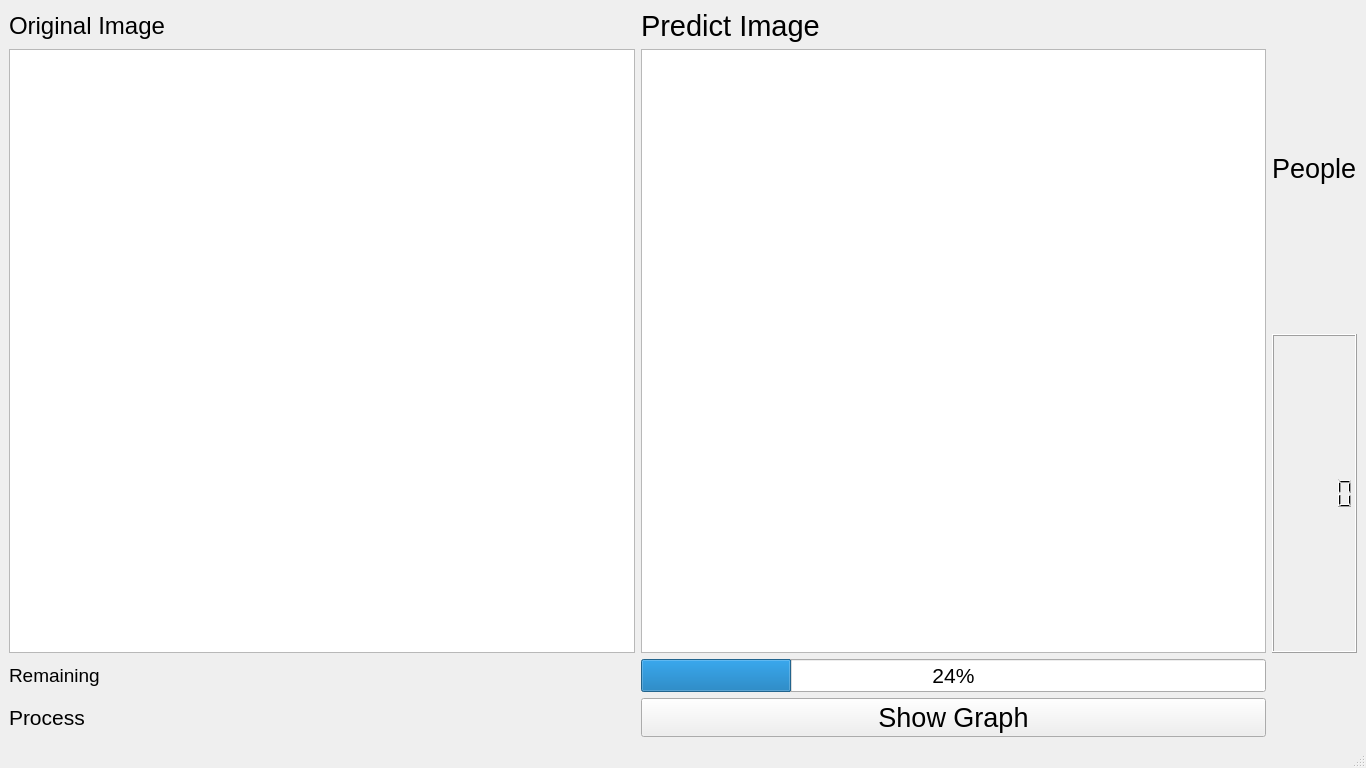
First picture: the form in GUI/test-process.ui, repository mossZmossZ/basketball-court-crowd-counting, before the edit.
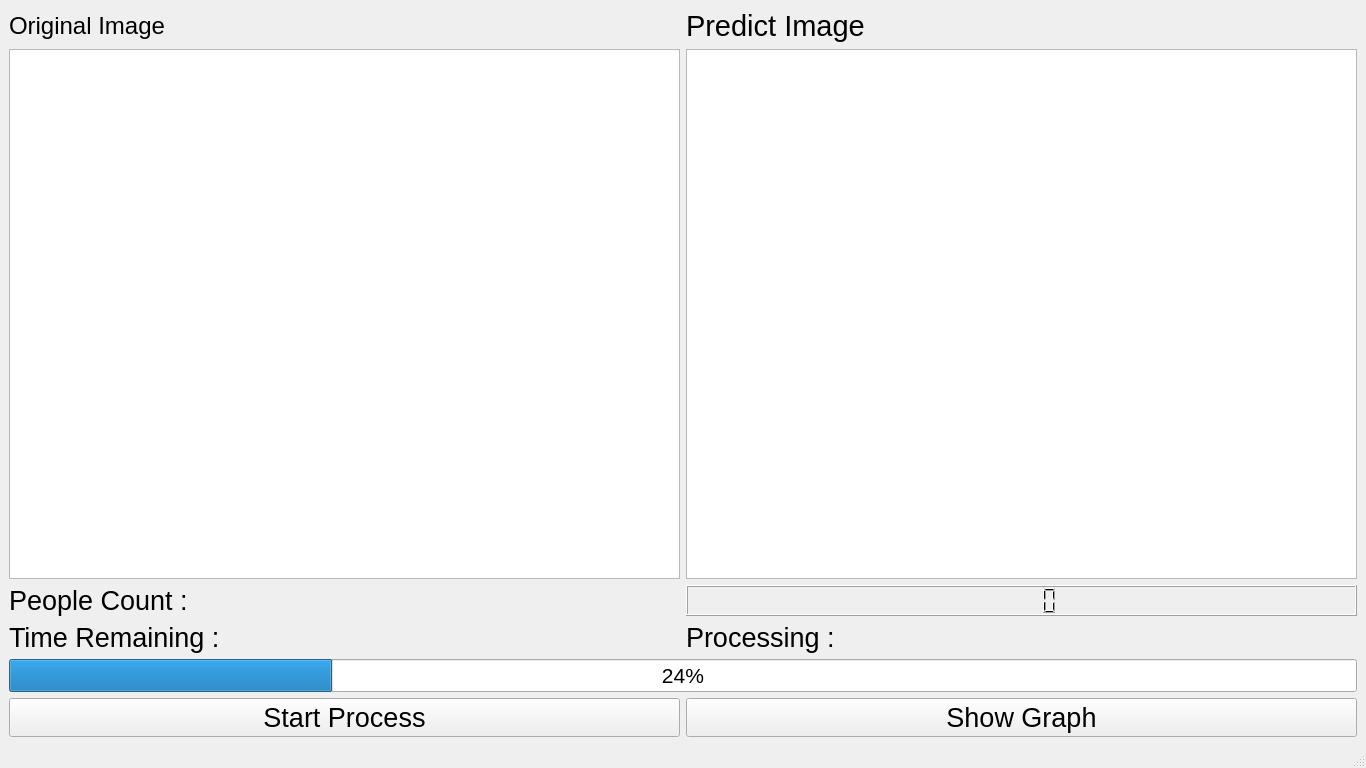
Second picture: the form after the edit.

Commit message: Update GUI and redirect multiple model

```diff
--- a/GUI/test-process.ui
+++ b/GUI/test-process.ui
@@ -39,50 +39,73 @@
       </property>
      </widget>
     </item>
-    <item row="0" column="2" rowspan="2">
-     <layout class="QVBoxLayout" name="verticalLayout">
-      <item>
-       <widget class="QLabel" name="People_label">
-        <property name="font">
-         <font>
-          <pointsize>20</pointsize>
-         </font>
-        </property>
-        <property name="text">
-         <string>People</string>
-        </property>
-       </widget>
-      </item>
-      <item>
-       <widget class="QLCDNumber" name="lcd_count">
-        <property name="font">
-         <font>
-          <pointsize>20</pointsize>
-         </font>
-        </property>
-       </widget>
-      </item>
-     </layout>
-    </item>
     <item row="1" column="0">
      <widget class="QGraphicsView" name="graphicsView"/>
     </item>
     <item row="1" column="1">
      <widget class="QGraphicsView" name="graphicsView_2"/>
     </item>
-    <item row="2" column="0">
+    <item row="0" column="2" rowspan="2">
+     <layout class="QVBoxLayout" name="verticalLayout"/>
+    </item>
+    <item row="4" column="0">
      <widget class="QLabel" name="Remaining_label">
       <property name="font">
        <font>
-        <pointsize>14</pointsize>
+        <pointsize>20</pointsize>
        </font>
       </property>
       <property name="text">
-       <string>Remaining</string>
+       <string>Time Remaining :</string>
+      </property>
+     </widget>
+    </item>
+    <item row="7" column="1">
+     <widget class="QPushButton" name="ShowGraphButton">
+      <property name="font">
+       <font>
+        <pointsize>20</pointsize>
+       </font>
+      </property>
+      <property name="text">
+       <string>Show Graph</string>
+      </property>
+     </widget>
+    </item>
+    <item row="2" column="0">
+     <widget class="QLabel" name="People_label">
+      <property name="font">
+       <font>
+        <pointsize>20</pointsize>
+       </font>
+      </property>
+      <property name="text">
+       <string>People Count :</string>
       </property>
      </widget>
     </item>
     <item row="2" column="1">
+     <widget class="QLCDNumber" name="lcd_count">
+      <property name="font">
+       <font>
+        <pointsize>20</pointsize>
+       </font>
+      </property>
+     </widget>
+    </item>
+    <item row="4" column="1">
+     <widget class="QLabel" name="process_text">
+      <property name="font">
+       <font>
+        <pointsize>20</pointsize>
+       </font>
+      </property>
+      <property name="text">
+       <string>Processing :</string>
+      </property>
+     </widget>
+    </item>
+    <item row="6" column="0" colspan="2">
      <widget class="QProgressBar" name="progressBar">
       <property name="font">
        <font>
@@ -100,27 +123,15 @@
       </property>
      </widget>
     </item>
-    <item row="3" column="0">
-     <widget class="QLabel" name="process_text">
-      <property name="font">
-       <font>
-        <pointsize>16</pointsize>
-       </font>
-      </property>
-      <property name="text">
-       <string>Process</string>
-      </property>
-     </widget>
-    </item>
-    <item row="3" column="1">
-     <widget class="QPushButton" name="ShowGraphButton">
+    <item row="7" column="0">
+     <widget class="QPushButton" name="pushButton">
       <property name="font">
        <font>
         <pointsize>20</pointsize>
        </font>
       </property>
       <property name="text">
-       <string>Show Graph</string>
+       <string>Start Process</string>
       </property>
      </widget>
     </item>
```
Left out of the diff: 2 changed lines with no effect on the pictures. The commit also changes 3 other files.
